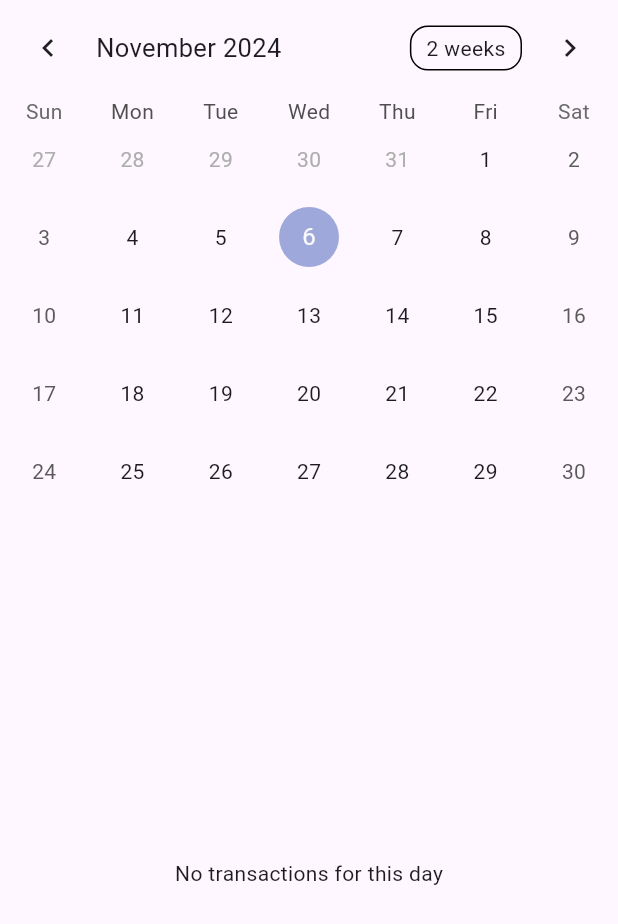
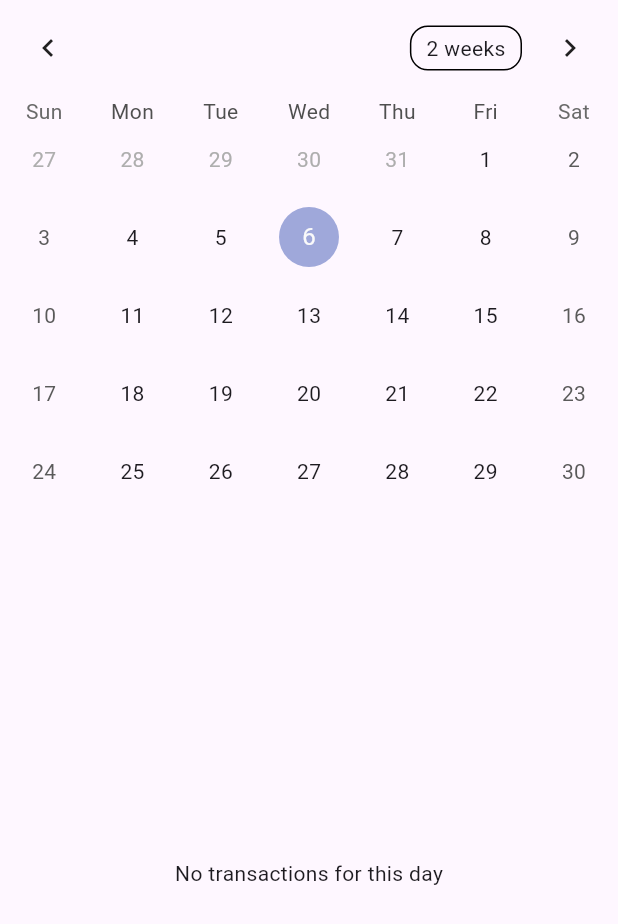
Before and after one commit to gkdis6/ExpenseApp, a Flutter app: the CalendarTab screen opened directly with empty values, on a phone screen of 412 x 824 dp. Shown: the top 924 px of the screen. Run offline on Flutter 3.47's test engine with Material 3 defaults, Android fonts, the phone set to English and light mode, and no system bars; drawn by our look-alikes of table_calendar; our stand-ins replace easy_localization, flutter_dotenv, get, google_fonts, shared_preferences, supabase_flutter and 2 more; missing offline and left inert: nav; accounts and stored records are empty; network calls fail.

Commit message:
차트뷰, 캘린더뷰 날짜 영역 통일 및 중복되게 나오는 부분 제거

```diff
--- a/lib/data/preference/app_preferences.dart
+++ b/lib/data/preference/app_preferences.dart
@@ -1,3 +1,4 @@
+import 'package:financial_app/data/theme/custom_theme.dart';
 import 'package:flutter/foundation.dart';
 import 'package:shared_preferences/shared_preferences.dart';
 
@@ -116,8 +117,8 @@ class AppPreferences {
       }
     } else {
       switch (t) {
-        // case CustomTheme:
-        //   return CustomTheme.values.asNameMap()[value] as T?;
+        case CustomTheme:
+          return CustomTheme.values.asNameMap()[value] as T?;
         case DateTime:
           return DateTime.parse(value) as T?;
         default:
--- a/lib/screens/f_budget.dart
+++ b/lib/screens/f_budget.dart
@@ -1,7 +1,7 @@
 import 'package:financial_app/screens/tab_calendar.dart';
 import 'package:financial_app/screens/tab_chart.dart';
+import 'package:financial_app/utils/common.dart';
 import 'package:flutter/material.dart';
-import 'package:intl/intl.dart';
 
 import '../utils/auth.dart';
 import 'd_add_transaction.dart';
@@ -72,7 +72,7 @@ class _BudgetFragmentState extends State<BudgetFragment> {
           icon: Icon(Icons.logout),
           onPressed: () => logout(context),
         ),
-        title: Text(DateFormat.yMMM().format(_selectedMonth)),
+        title: Text(_selectedMonth.formattedYearMonth),
         actions: [
           IconButton(
             icon: Icon(Icons.add),
--- a/lib/screens/tab_calendar.dart
+++ b/lib/screens/tab_calendar.dart
@@ -117,6 +117,7 @@ class _CalendarTabState extends State<CalendarTab> {
       body: Column(
         children: [
           TableCalendar(
+            // headerVisible: false,
             firstDay: DateTime(2000),
             lastDay: DateTime(2100),
             focusedDay: _focusedDay,
@@ -158,6 +159,7 @@ class _CalendarTabState extends State<CalendarTab> {
                 }
                 return SizedBox();
               },
+              headerTitleBuilder: (context, day) => SizedBox.shrink(),
             ),
           ),
           Expanded(
--- a/lib/screens/tab_chart.dart
+++ b/lib/screens/tab_chart.dart
@@ -1,3 +1,4 @@
+import 'package:financial_app/utils/common.dart';
 import 'package:financial_app/utils/supabase.dart';
 import 'package:financial_app/utils/trans.dart';
 import 'package:flutter/material.dart';
@@ -177,7 +178,7 @@ class _ChartTabState extends State<ChartTab> {
   Widget build(BuildContext context) {
     return Scaffold(
       appBar: AppBar(
-        title: Text(DateFormat.yMMM().format(_selectedMonth)),
+        // title: Text(_selectedMonth.formattedYearMonth),
         actions: [
           IconButton(
             icon: Icon(Icons.arrow_back),
--- a/lib/utils/common.dart
+++ b/lib/utils/common.dart
@@ -4,6 +4,7 @@ export 'package:financial_app/data/theme/color/abs_theme_colors.dart';
 export 'package:financial_app/data/theme/shadows/abs_theme_shadows.dart';
 export 'package:financial_app/screens/w_empty_expanded.dart';
 export 'package:financial_app/utils/context_extension.dart';
+export 'package:financial_app/utils/datetime_extension.dart';
 export 'package:nav/nav.dart';
 export 'package:velocity_x/velocity_x.dart';
 
--- a/lib/utils/datetime_extension.dart
+++ b/lib/utils/datetime_extension.dart
@@ -3,6 +3,8 @@ import 'package:easy_localization/easy_localization.dart';
 extension DateTimeExtension on DateTime {
   String get formattedDate => DateFormat('yyyy년 MM월 dd일').format(this);
 
+  String get formattedYearMonth => DateFormat('yyyy년 MM월').format(this);
+
   String get formattedTime => DateFormat('HH:mm').format(this);
 
   String get formattedDateTime => DateFormat('dd/MM/yyyy HH:mm').format(this);
```
